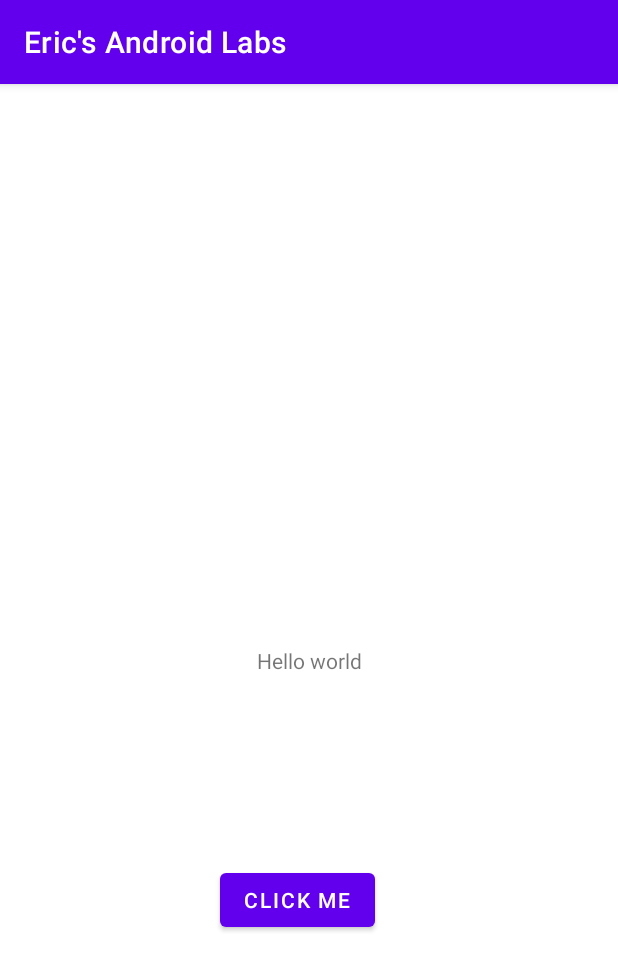
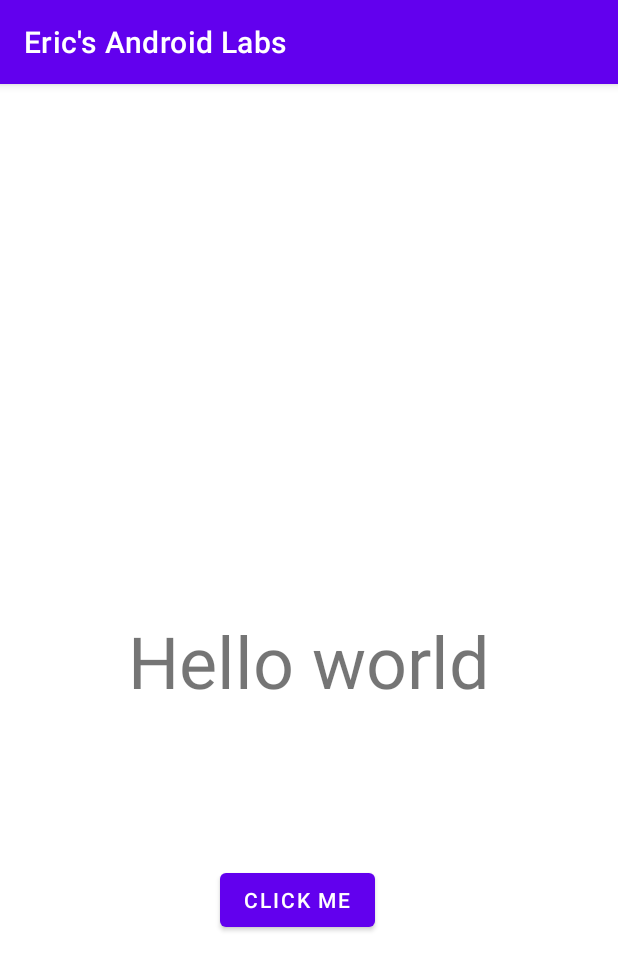
Before and after one commit to etorunski/InClassExamples_W23, an Android app: the screen it shows after launch (MainActivity), on a phone screen of 412 x 824 dp. Shown: the top 970 px of the screen. Run offline under Robolectric (Android 15) with nearby library versions, the phone set to English and light mode, and no system bars.

Commit message:
4thcommit, change text size

```diff
--- a/app/src/main/res/layout/activity_main.xml
+++ b/app/src/main/res/layout/activity_main.xml
@@ -10,6 +10,7 @@
         android:layout_width="wrap_content"
         android:layout_height="wrap_content"
         android:text="@string/hello"
+        android:textSize="48sp"
         app:layout_constraintBottom_toBottomOf="parent"
         app:layout_constraintEnd_toEndOf="parent"
         app:layout_constraintStart_toStartOf="parent"
```
